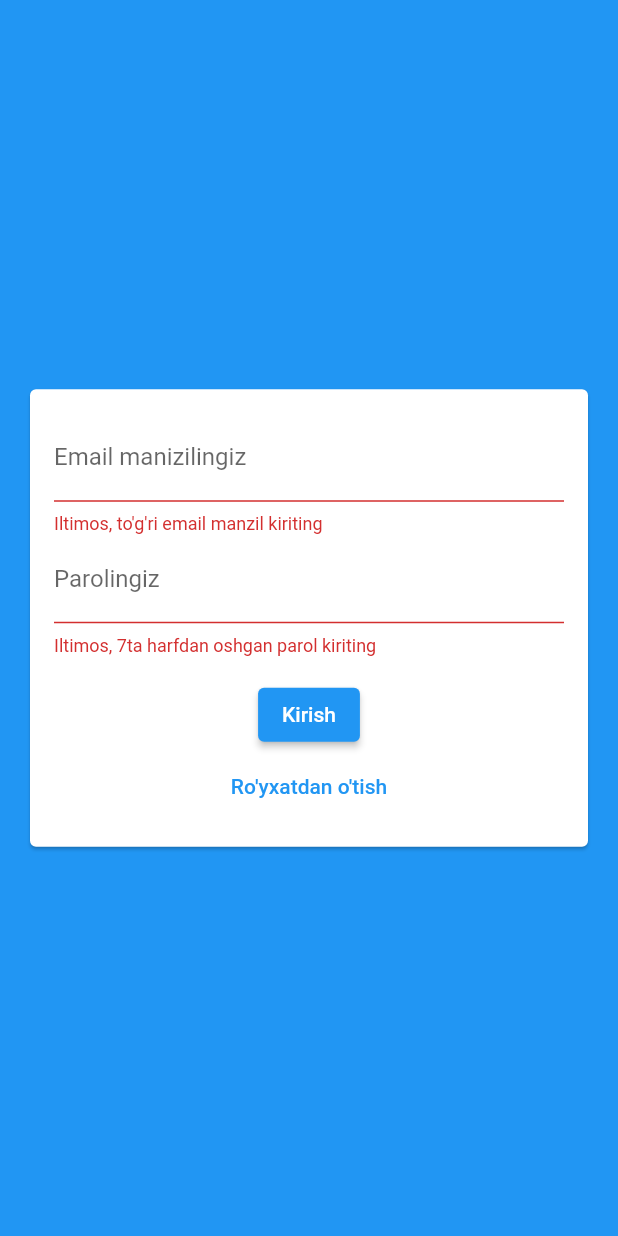
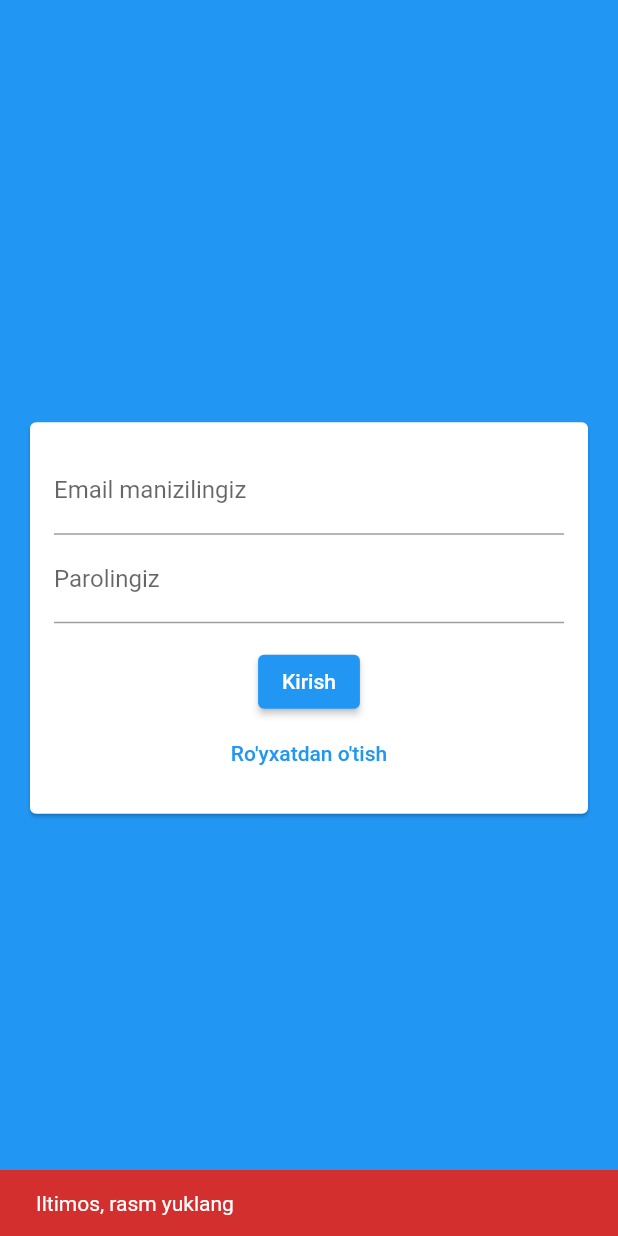
Before and after one commit to Jaloliddin-Fozilov/chatapp, a Flutter app: the screen it shows after launch, after a tap on "Kirish", on a phone screen of 412 x 824 dp. Run offline on Flutter 3.47's test engine with Material 2 defaults, Android fonts, the phone set to English and light mode, and no system bars; our stand-ins replace cloud_firestore, firebase_auth, firebase_core, firebase_storage, image_picker; accounts and stored records are empty.

```diff
--- a/lib/widgets/auth_form.dart
+++ b/lib/widgets/auth/auth_form.dart
@@ -1,3 +1,6 @@
+import 'dart:io';
+
+import 'package:chatapp/widgets/pickers/user_image_picker.dart';
 import 'package:flutter/material.dart';
 
 class AuthForm extends StatefulWidget {
@@ -15,15 +18,32 @@ class _AuthFormState extends State<AuthForm> {
   final _userData = {'email': '', 'username': '', 'password': ''};
 
   bool _isLogin = true;
+  File? _userImage;
+
+  void _getUserImage(File userImage) {
+    _userImage = userImage;
+  }
 
   void _submit() {
     FocusScope.of(context).unfocus();
+
+    if (_userImage == null) {
+      ScaffoldMessenger.of(context).showSnackBar(
+        SnackBar(
+          backgroundColor: Theme.of(context).errorColor,
+          content: const Text('Iltimos, rasm yuklang'),
+        ),
+      );
+      return;
+    }
+
     if (_formKey.currentState!.validate()) {
       _formKey.currentState!.save();
       widget.getUserDetails(
         _userData['email']!.trim(),
         _userData['username']!.trim(),
         _userData['password']!.trim(),
+        _userImage,
         _isLogin,
       );
     }
@@ -42,6 +62,7 @@ class _AuthFormState extends State<AuthForm> {
               child: Column(
                 mainAxisSize: MainAxisSize.min,
                 children: [
+                  if (!_isLogin) UserImagePicker(_getUserImage),
                   TextFormField(
                     key: const ValueKey('email'),
                     keyboardType: TextInputType.emailAddress,
--- a/pubspec.yaml
+++ b/pubspec.yaml
@@ -39,6 +39,8 @@ dependencies:
   firebase_core: ^2.3.0
   cloud_firestore: ^4.1.0
   firebase_auth: ^4.1.5
+  image_picker: ^0.8.6
+  firebase_storage: ^11.0.8
 
 dev_dependencies:
   flutter_test:
```
Also changed, not shown: lib/screens/auth_screen.dart (+17 -2 lines), lib/widgets/pickers/user_image_picker.dart (added, +47 -0 lines), pubspec.lock, 1 other file.
